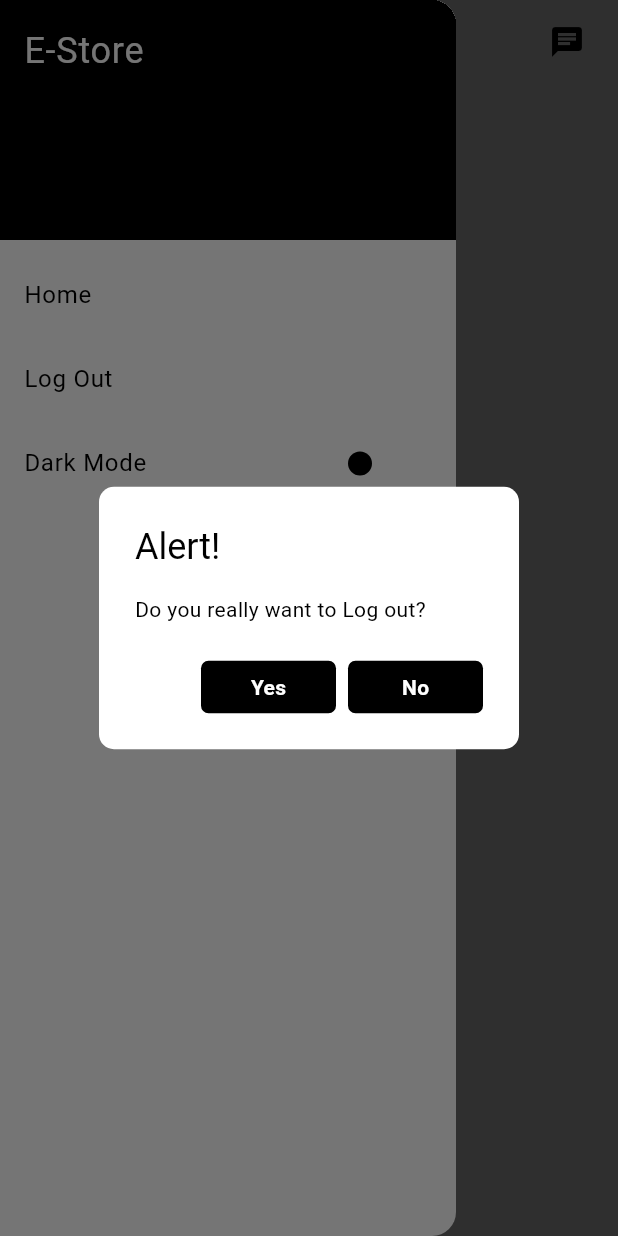
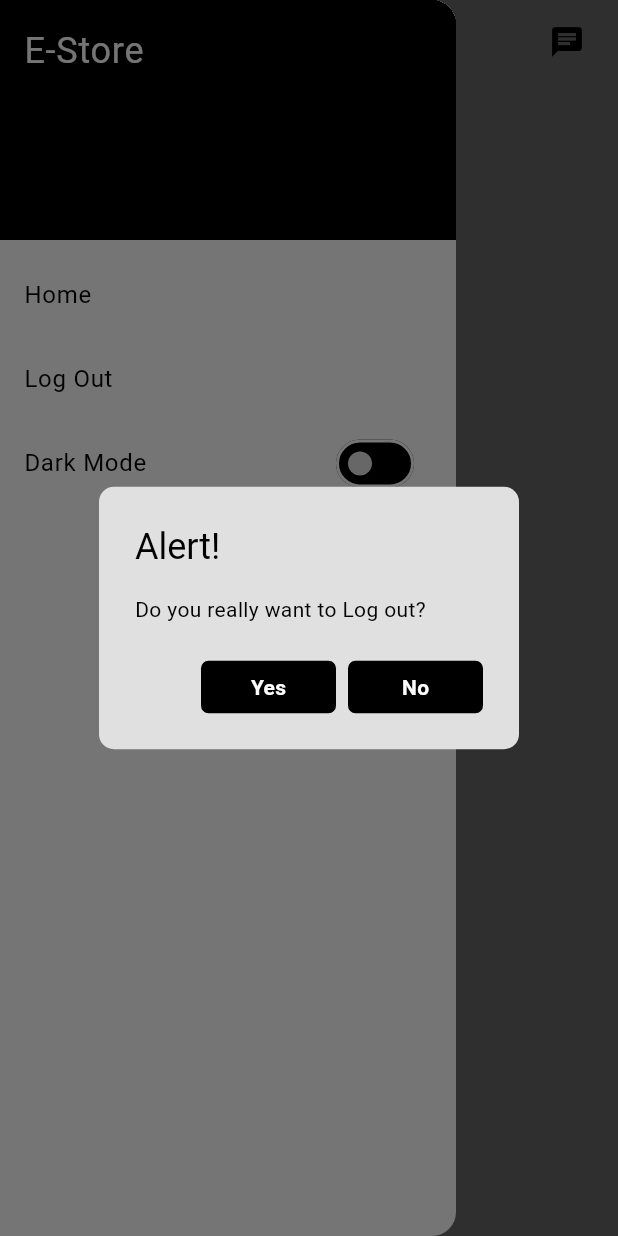
Before and after one commit to UmarKhaann/e_store, a Flutter app: the ChatView screen opened by its route, in the side drawer, after a tap on "Log Out", on a phone screen of 412 x 824 dp. Run offline on Flutter 3.47's test engine with Material 2 defaults, Android fonts, the phone set to English and light mode, and no system bars; our stand-ins replace another_flushbar, cached_network_image, cloud_firestore, firebase_auth, firebase_core, firebase_storage and 2 more; accounts and stored records are empty.

Commit message:
dark/light theme

```diff
--- a/lib/res/components/custom_alert_box.dart
+++ b/lib/res/components/custom_alert_box.dart
@@ -1,6 +1,5 @@
 import 'package:e_store/res/components/custom_button.dart';
 import 'package:flutter/material.dart';
-
 import '../../utils/routes/routes_name.dart';
 import '../../utils/utils.dart';
 import '../../view_model/auth_view_model.dart';
@@ -11,6 +10,7 @@ class CustomAlertBox extends StatelessWidget {
   @override
   Widget build(BuildContext context) {
     return AlertDialog(
+      backgroundColor: Theme.of(context).scaffoldBackgroundColor,
       shape: RoundedRectangleBorder(borderRadius: BorderRadius.circular(10)),
       title: const Text('Alert!'),
       content: const Text('Do you really want to Log out?'),
--- a/lib/res/components/custom_drawer.dart
+++ b/lib/res/components/custom_drawer.dart
@@ -43,7 +43,9 @@ class CustomDrawer extends StatelessWidget {
               return SwitchListTile(
                   title: const Text('Dark Mode'),
                   value: (themeChangerProvider.isDarkTheme),
-                  inactiveThumbColor: Theme.of(context).canvasColor,
+                  inactiveThumbColor: Theme.of(context).scaffoldBackgroundColor,
+                  inactiveTrackColor: Theme.of(context).canvasColor,
+                  activeColor: Theme.of(context).iconTheme.color,
                   onChanged: (value){
                     themeChangerProvider.setIsDarkTheme(!themeChangerProvider.isDarkTheme);
                     themeChangerProvider.setThemeMode(themeChangerProvider.isDarkTheme ? ThemeMode.dark : ThemeMode.light);
```
